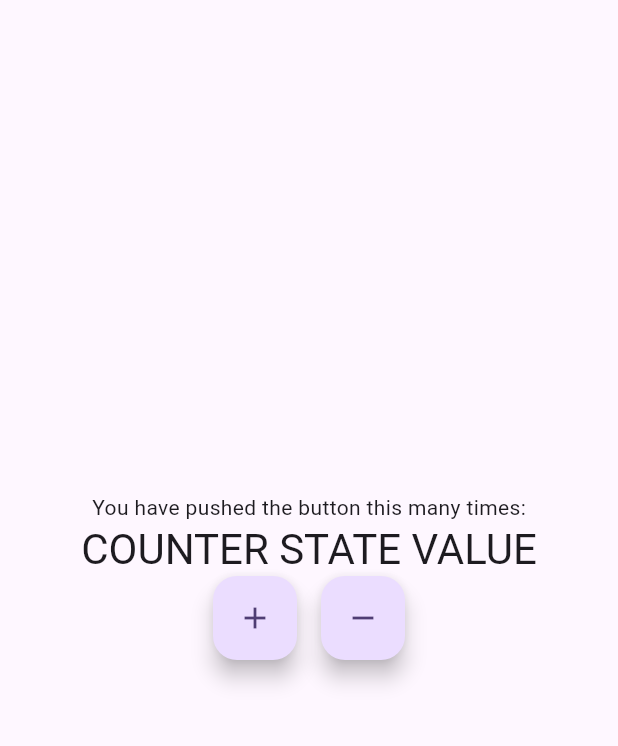
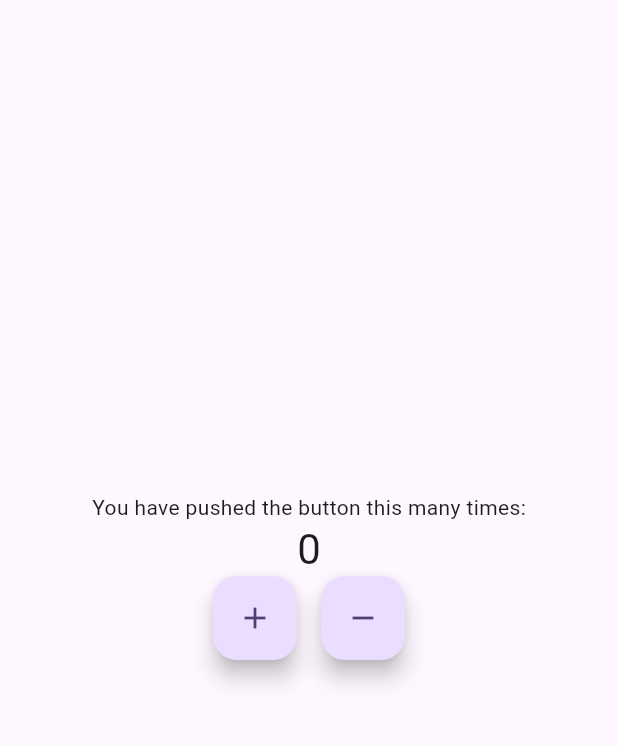
Before and after one commit to TarekAlabd/Counter-App-Bloc-Cubit, a Flutter app: the screen it shows after launch, after a tap on the "remove" icon, on a phone screen of 412 x 824 dp, the part 84-830 px from its top. Run offline on Flutter 3.47's test engine with Material 2 defaults, Android fonts, the phone set to English and light mode, and no system bars; our stand-ins replace bloc, flutter_bloc.

Commit message:
feat: add the bloc builder to the counter app

```diff
--- a/lib/cubit/counter_cubit.dart
+++ b/lib/cubit/counter_cubit.dart
@@ -10,6 +10,6 @@ class CounterCubit extends Cubit<CounterState> {
   }
 
   void decrement() {
-    emit(CounterState(value: state.value - 1));
+    emit(CounterState(value: state.value >= 1 ? state.value - 1 : 0));
   }
 }
--- a/lib/main.dart
+++ b/lib/main.dart
@@ -25,24 +25,17 @@ class MyApp extends StatelessWidget {
   }
 }
 
-class MyHomePage extends StatefulWidget {
+class MyHomePage extends StatelessWidget {
   const MyHomePage({super.key, required this.title});
 
   final String title;
-
-  @override
-  State<MyHomePage> createState() => _MyHomePageState();
-}
-
-class _MyHomePageState extends State<MyHomePage> {
-  int _counter = 0;
 
   @override
   Widget build(BuildContext context) {
     return Scaffold(
       appBar: AppBar(
         backgroundColor: Theme.of(context).colorScheme.inversePrimary,
-        title: Text(widget.title),
+        title: Text(title),
       ),
       body: Center(
         child: Column(
@@ -51,9 +44,14 @@ class _MyHomePageState extends State<MyHomePage> {
             const Text(
               'You have pushed the button this many times:',
             ),
-            Text(
-              'COUNTER STATE VALUE',
-              style: Theme.of(context).textTheme.headlineMedium,
+            BlocBuilder<CounterCubit, CounterState>(
+              bloc: BlocProvider.of<CounterCubit>(context),
+              builder: (context, state) {
+                return Text(
+                  '${state.value}',
+                  style: Theme.of(context).textTheme.headlineMedium,
+                );
+              },
             ),
             Row(
               mainAxisAlignment: MainAxisAlignment.center,
@@ -72,11 +70,6 @@ class _MyHomePageState extends State<MyHomePage> {
           ],
         ),
       ),
-      // floatingActionButton: FloatingActionButton(
-      //   onPressed: _incrementCounter,
-      //   tooltip: 'Increment',
-      //   child: const Icon(Icons.add),
-      // ),
     );
   }
 }
```
